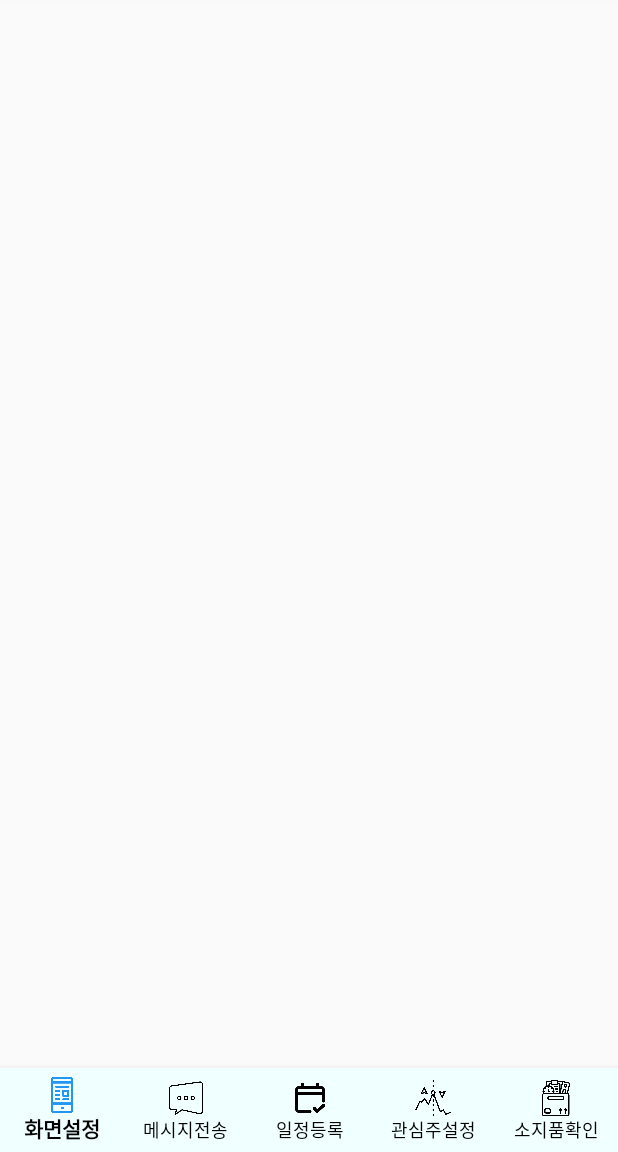
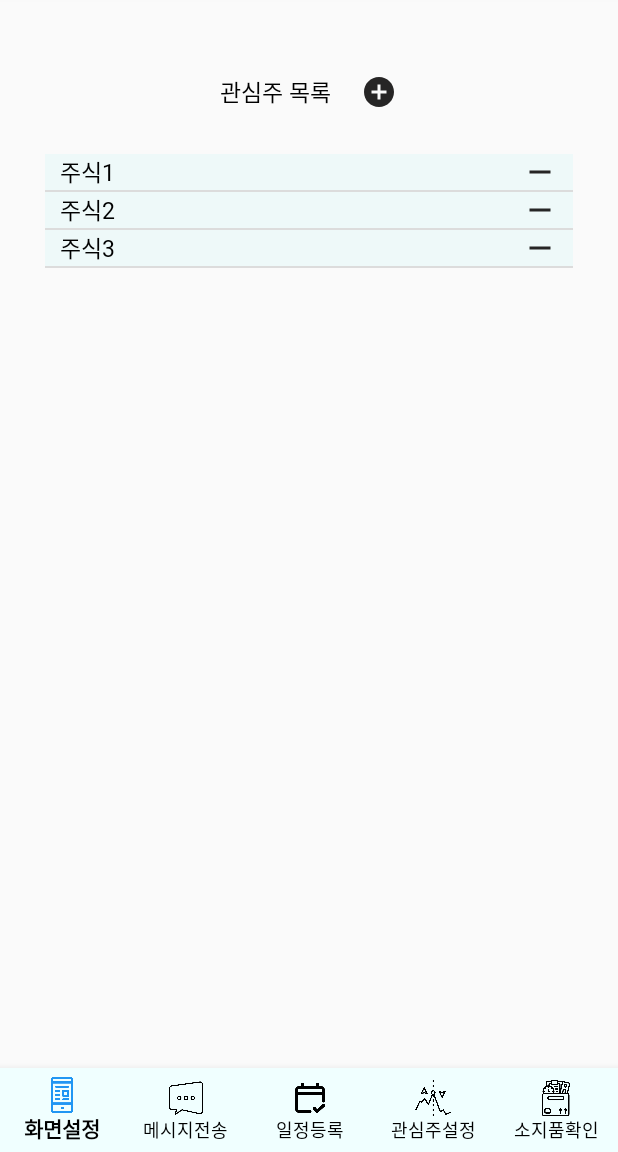
Before and after one commit to LeeJinGue/Magic_Mirror, an Android app: the fragment StockSetupFragment placed in its activity, on a phone screen of 412 x 824 dp, the part 84-1236 px from its top. Run offline under Robolectric (Android 15) with nearby library versions, the phone set to English and light mode, and no system bars.

Commit message:
1. 관심주식설정 기본 UI 구현 2. 관심주식 리스트 보여줄 RecyclerAdapter 구현 3. ActivityResultLauncher를 통해 결과값 받아오는 이벤트처리 구현 4. 검색기능 구현해야함

```diff
--- a/SmartMirror/app/src/main/AndroidManifest.xml
+++ b/SmartMirror/app/src/main/AndroidManifest.xml
@@ -10,6 +10,9 @@
         android:roundIcon="@mipmap/ic_launcher_round"
         android:supportsRtl="true"
         android:theme="@style/Theme.AppCompat.Light.NoActionBar">
+        <activity
+            android:name=".activities.AddAndSearchStockActivity"
+            android:exported="false" />
         <activity
             android:name=".activities.BelongingSetAddActivity"
             android:exported="false" />
--- a/SmartMirror/app/src/main/java/com/cookandroid/smartmirror/adapter/BelongingItemRecyclerAdapter.java
+++ b/SmartMirror/app/src/main/java/com/cookandroid/smartmirror/adapter/BelongingItemRecyclerAdapter.java
@@ -1,4 +1,6 @@
 package com.cookandroid.smartmirror.adapter;
+
+import static com.cookandroid.smartmirror.Methods.ConvertDPtoPX;
 
 import android.app.AlertDialog;
 import android.content.Context;
@@ -70,10 +72,10 @@ public class BelongingItemRecyclerAdapter extends RecyclerView.Adapter<Belonging
         // 소지품 아이템 한 줄 한줄과 매칭시켜주는?
         private Context context;
         private String name;
+        private int index;
         private TextView belongingItemNameTextView;
         private ImageView belongingItemAddBtn, belongingItemDelBtn;
         private EditText nameEditText;
-        private int index;
         public ViewHolder(@NonNull View itemView) {
             super(itemView);
             context = itemView.getContext();
@@ -86,6 +88,8 @@ public class BelongingItemRecyclerAdapter extends RecyclerView.Adapter<Belonging
                     AlertDialog.Builder alertDialog = new AlertDialog.Builder(context);
                     alertDialog.create();
                     nameEditText = new EditText(alertDialog.getContext());
+                    int dp10 = ConvertDPtoPX(alertDialog.getContext(), 10);
+                    nameEditText.setPadding(dp10, 0, dp10, 0);
                     alertDialog
                             .setTitle("소지품 명을 입력해주세요.")
                             .setPositiveButton("추가", new DialogInterface.OnClickListener() {
--- /dev/null
+++ b/SmartMirror/app/src/main/java/com/cookandroid/smartmirror/adapter/StockItemRecyclerAdapter.java
@@ -0,0 +1,100 @@
+package com.cookandroid.smartmirror.adapter;
+
+import android.app.AlertDialog;
+import android.content.Context;
+import android.content.DialogInterface;
+import android.util.Log;
+import android.view.LayoutInflater;
+import android.view.View;
+import android.view.ViewGroup;
+import android.widget.ImageView;
+import android.widget.TextView;
+
+import androidx.annotation.NonNull;
+import androidx.recyclerview.widget.RecyclerView;
+
+import com.cookandroid.smartmirror.R;
+
+import java.util.ArrayList;
+
+public class StockItemRecyclerAdapter extends RecyclerView.Adapter<StockItemRecyclerAdapter.ViewHolder> {
+    ArrayList<String> stockItemList = new ArrayList<>();
+    public StockItemRecyclerAdapter(ArrayList<String> stockItemList){
+        this.stockItemList = stockItemList;
+    }
+    @NonNull
+    @Override
+    public StockItemRecyclerAdapter.ViewHolder onCreateViewHolder(@NonNull ViewGroup parent, int viewType) {
+        Context context = parent.getContext();
+        LayoutInflater inflater = (LayoutInflater) context.getSystemService(Context.LAYOUT_INFLATER_SERVICE);
+        View view = inflater.inflate(R.layout.stock_item, parent, false);
+        StockItemRecyclerAdapter.ViewHolder vh = new StockItemRecyclerAdapter.ViewHolder(view);
+        return vh;
+    }
+
+    @Override
+    public void onBindViewHolder(@NonNull StockItemRecyclerAdapter.ViewHolder holder, int position) {
+        holder.index = holder.getAdapterPosition();
+        holder.stockName = stockItemList.get(position);
+        holder.stockItemNameTextView.setText(holder.stockName);
+    }
+
+    @Override
+    public int getItemCount() {
+        return stockItemList.size();
+    }
+    public void addItem(String name){
+        Log.i("StockItemRecyclerAdapter", name+"아이템 추가");
+        stockItemList.add(name);
+        notifyItemInserted(stockItemList.size());
+        notifyItemRangeChanged(stockItemList.size()-1, stockItemList.size());
+        notifyDataSetChanged();
+    }
+    public String getItemName(int index){
+        return stockItemList.get(index);
+    }
+    public void removeAt(int index){
+        Log.i("StockItemRecyclerAdapter", index+"번째 아이템 삭제");
+        stockItemList.remove(index);
+        notifyItemRemoved(index);
+        notifyItemRangeChanged(index, stockItemList.size());
+    }
+    public class ViewHolder extends RecyclerView.ViewHolder{
+        private Context context;
+        private String stockName;
+        private ImageView stockItemDelBtn;
+        private TextView stockItemNameTextView;
+        private int index;
+        public ViewHolder(@NonNull View itemView) {
+            super(itemView);
+            context = itemView.getContext();
+            stockItemDelBtn = itemView.findViewById(R.id.stockItemDelBtn);
+            stockItemNameTextView = itemView.findViewById(R.id.stockItemNameTextView);
+            stockItemDelBtn.setOnClickListener(new View.OnClickListener() {
+                @Override
+                public void onClick(View v) {
+                    AlertDialog.Builder alertDialog = new AlertDialog.Builder(v.getContext());
+                    alertDialog.create();
+                    alertDialog
+                            .setTitle("정말 삭제 하시겠습니까?")
+                            .setPositiveButton("삭제", new DialogInterface.OnClickListener() {
+                                @Override
+                                public void onClick(DialogInterface dialog, int which) {
+                                    Log.i("stockItemDelDialog", index+"번째 주식 "+"삭제");
+                                    removeAt(index);
+                                    dialog.dismiss();
+                                }
+                            })
+                            .setNegativeButton("취소", new DialogInterface.OnClickListener() {
+                                @Override
+                                public void onClick(DialogInterface dialog, int which) {
+                                    Log.i("stockItemDelDialog", "취소");
+                                    dialog.dismiss();
+                                }
+                            });
+                    alertDialog.show();
+                }
+            });
+        }
+    }
+}
--- a/SmartMirror/app/src/main/java/com/cookandroid/smartmirror/navigationFragment/StockSetupFragment.java
+++ b/SmartMirror/app/src/main/java/com/cookandroid/smartmirror/navigationFragment/StockSetupFragment.java
@@ -1,17 +1,91 @@
 package com.cookandroid.smartmirror.navigationFragment;
 
+import static com.cookandroid.smartmirror.Methods.ConvertDPtoPX;
+
+import android.app.Activity;
+import android.app.AlertDialog;
+import android.content.Context;
+import android.content.DialogInterface;
+import android.content.Intent;
 import android.os.Bundle;
+import android.util.Log;
 import android.view.LayoutInflater;
 import android.view.View;
 import android.view.ViewGroup;
+import android.widget.Button;
+import android.widget.EditText;
+import android.widget.ImageView;
+import android.widget.LinearLayout;
 
+import androidx.activity.result.ActivityResult;
+import androidx.activity.result.ActivityResultCallback;
+import androidx.activity.result.ActivityResultLauncher;
+import androidx.activity.result.contract.ActivityResultContracts;
 import androidx.fragment.app.Fragment;
+import androidx.recyclerview.widget.DividerItemDecoration;
+import androidx.recyclerview.widget.LinearLayoutManager;
+import androidx.recyclerview.widget.RecyclerView;
 
 import com.cookandroid.smartmirror.R;
+import com.cookandroid.smartmirror.activities.AddAndSearchStockActivity;
+import com.cookandroid.smartmirror.adapter.BelongingSetRecyclerAdapter;
+import com.cookandroid.smartmirror.adapter.StockItemRecyclerAdapter;
+import com.cookandroid.smartmirror.dataClass.belongingSetData;
+
+import java.sql.Array;
+import java.util.ArrayList;
 
 public class StockSetupFragment extends Fragment {
+    RecyclerView stockItemRecyclerView;
+    Context context;
+    ImageView stockAddBtn;
+    ArrayList<String> stockList;
+    EditText stockNameEditText;
+    StockItemRecyclerAdapter mAdapter;
+    String addedStockName;
+    ActivityResultLauncher<Intent> mStartForResult = registerForActivityResult(new ActivityResultContracts.StartActivityForResult(),
+            new ActivityResultCallback<ActivityResult>() {
+                @Override
+                public void onActivityResult(ActivityResult result) {
+                    if(result.getResultCode() == Activity.RESULT_OK){
+                        Intent intent = result.getData();
+                        addedStockName = intent.getStringExtra("stockName");
+                        mAdapter.addItem(addedStockName);
+                    }else{
+                        addedStockName = "없음";
+                    }
+                }
+            });
+    void getUserStockList(){
+        // DB에서 유저의 관심주식목록을 가져옵니다.
+        mAdapter.addItem("주식1");
+        mAdapter.addItem("주식2");
+        mAdapter.addItem("주식3");
+
+    }
     @Override
     public View onCreateView(LayoutInflater inflater, ViewGroup container, Bundle savedInstanceState) {
-        return inflater.inflate(R.layout.fragment_stock_setup, container, false);
+        View rootView = inflater.inflate(R.layout.fragment_stock_setup, container, false);
+        context = rootView.getContext();
+        stockList = new ArrayList<>();
+        mAdapter = new StockItemRecyclerAdapter(stockList);
+
+        stockItemRecyclerView = rootView.findViewById(R.id.stockItemRecyclerView);
+        stockItemRecyclerView.setAdapter(mAdapter);
+        stockItemRecyclerView.setLayoutManager(new LinearLayoutManager(rootView.getContext(), RecyclerView.VERTICAL, false));
+        stockItemRecyclerView.addItemDecoration(new DividerItemDecoration(rootView.getContext(), LinearLayoutManager.VERTICAL));
+
+        stockAddBtn = rootView.findViewById(R.id.stockAddBtn);
+        stockAddBtn.setOnClickListener(new View.OnClickListener() {
+            @Override
+            public void onClick(View v) {
+                Intent intent = new Intent(getContext(), AddAndSearchStockActivity.class);
+                mStartForResult.launch(intent);
+            }
+        });
+        getUserStockList();
+
+
+        return rootView;
     }
 }
--- /dev/null
+++ b/SmartMirror/app/src/main/res/drawable/ic_add_circle_24.xml
@@ -0,0 +1,5 @@
+<vector android:height="24dp" android:tint="#262525"
+    android:viewportHeight="24" android:viewportWidth="24"
+    android:width="24dp" xmlns:android="http://schemas.android.com/apk/res/android">
+    <path android:fillColor="@android:color/white" android:pathData="M12,2C6.48,2 2,6.48 2,12s4.48,10 10,10 10,-4.48 10,-10S17.52,2 12,2zM17,13h-4v4h-2v-4L7,13v-2h4L11,7h2v4h4v2z"/>
+</vector>
--- a/SmartMirror/app/src/main/res/layout/fragment_check_belongings.xml
+++ b/SmartMirror/app/src/main/res/layout/fragment_check_belongings.xml
@@ -34,8 +34,9 @@
         android:layout_gravity="center_horizontal"
         android:layout_marginVertical="10dp"
         android:layout_marginTop="10dp"
+        android:paddingHorizontal="10dp"
         android:background="@drawable/radius"
-        android:text="소지품\n프리셋 추가"
+        android:text="소지품추가"
         android:textAlignment="center"
         android:textAppearance="@style/btnStyle"></Button>
 
--- a/SmartMirror/app/src/main/res/layout/fragment_stock_setup.xml
+++ b/SmartMirror/app/src/main/res/layout/fragment_stock_setup.xml
@@ -1,6 +1,38 @@
 <?xml version="1.0" encoding="utf-8"?>
-<androidx.constraintlayout.widget.ConstraintLayout xmlns:android="http://schemas.android.com/apk/res/android"
+<LinearLayout xmlns:android="http://schemas.android.com/apk/res/android"
     android:layout_width="match_parent"
-    android:layout_height="match_parent">
+    android:layout_height="match_parent"
+    android:paddingVertical="30dp"
+    android:paddingHorizontal="20dp"
+    android:weightSum="10"
+    android:orientation="vertical">
+        <LinearLayout
+            android:layout_width="match_parent"
+            android:layout_height="0dp"
+            android:layout_weight="1"
+            android:gravity="center"
+            android:orientation="horizontal">
+            <TextView
+                android:layout_width="wrap_content"
+                android:layout_height="wrap_content"
+                android:textAppearance="@style/scheduleTitle"
+                android:layout_marginRight="20dp"
+                android:text="관심주 목록"></TextView>
+            <ImageView
+                android:layout_width="24dp"
+                android:layout_height="24dp"
+                android:src="@drawable/ic_add_circle_24"
+                android:id="@+id/stockAddBtn"></ImageView>
 
-</androidx.constraintlayout.widget.ConstraintLayout>
+        </LinearLayout>
+        <androidx.recyclerview.widget.RecyclerView
+            android:id="@+id/stockItemRecyclerView"
+            android:layout_width="match_parent"
+            android:layout_height="0dp"
+            android:layout_weight="7"
+            android:scrollbars="vertical"
+            android:layout_gravity="center_horizontal"
+            android:layout_marginHorizontal="10dp"
+            android:layout_marginVertical="10dp"></androidx.recyclerview.widget.RecyclerView>
+
+</LinearLayout>
--- /dev/null
+++ b/SmartMirror/app/src/main/res/layout/stock_item.xml
@@ -0,0 +1,39 @@
+<?xml version="1.0" encoding="utf-8"?>
+<LinearLayout xmlns:android="http://schemas.android.com/apk/res/android"
+    android:orientation="vertical"
+    android:layout_width="match_parent"
+    android:layout_height="wrap_content"
+    android:paddingHorizontal="10dp"
+    android:background="@color/bgColor"
+    android:id="@+id/stockItemLayout">
+
+    <RelativeLayout
+        android:layout_width="match_parent"
+        android:layout_height="wrap_content"
+        android:id="@+id/stockNameAndBtns"
+        >
+
+
+        <TextView
+            android:layout_width="wrap_content"
+            android:layout_height="wrap_content"
+            android:layout_gravity="left"
+            android:layout_alignParentLeft="true"
+            android:layout_centerVertical="true"
+            android:gravity="center_vertical"
+            android:textAppearance="@style/scheduleTitle"
+            android:id="@+id/stockItemNameTextView"
+            android:text="주식명"></TextView>
+        <ImageView
+            android:layout_width="24dp"
+            android:layout_height="24dp"
+            android:src="@drawable/ic_remove_24"
+            android:id="@+id/stockItemDelBtn"
+            android:layout_marginLeft="10dp"
+            android:layout_alignParentRight="true"
+            android:layout_centerVertical="true"
+            ></ImageView>
+
+    </RelativeLayout>
+
+</LinearLayout>
--- a/SmartMirror/app/src/main/res/values/themes.xml
+++ b/SmartMirror/app/src/main/res/values/themes.xml
@@ -10,7 +10,7 @@
     <!--    ~를 해주세요 하는 안내 멘트를 위한 텍스트 스타일-->
     <style name="guideStyle">
         <item name="android:textColor">@color/black</item>
-        <item name="android:textSize">14pt</item>
+        <item name="android:textSize">12pt</item>
         <item name="fontFamily">@font/notosanskr_regular</item>
     </style>
     <style name="btnStyle">
```
Also changed, not shown: SmartMirror/app/src/main/java/com/cookandroid/smartmirror/activities/AddAndSearchStockActivity.java (added, +34 -0 lines), SmartMirror/app/src/main/res/layout/activity_add_and_search_stock.xml (added, +42 -0 lines), SmartMirror/app/src/main/res/layout/activity_profile_setting.xml (+1 -11 lines), 18 other files.
